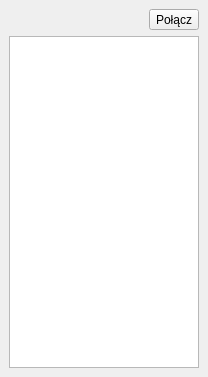
Above: dialogs/dockwidget.ui from gis-support/DIVI-QGIS-Plugin before the change. Below: the same form after it.
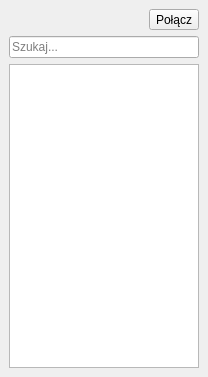
That is the form after the change.

Commit message: Search items in tree view; update config file

Patch:
```diff
--- a/dialogs/dockwidget.ui
+++ b/dialogs/dockwidget.ui
@@ -49,6 +49,13 @@
       </item>
      </layout>
     </item>
+    <item>
+     <widget class="QLineEdit" name="eSearch">
+      <property name="placeholderText">
+       <string>Szukaj...</string>
+      </property>
+     </widget>
+    </item>
     <item>
      <widget class="QTreeView" name="tvData">
       <property name="contextMenuPolicy">
```
The commit also changes 4 other files.
